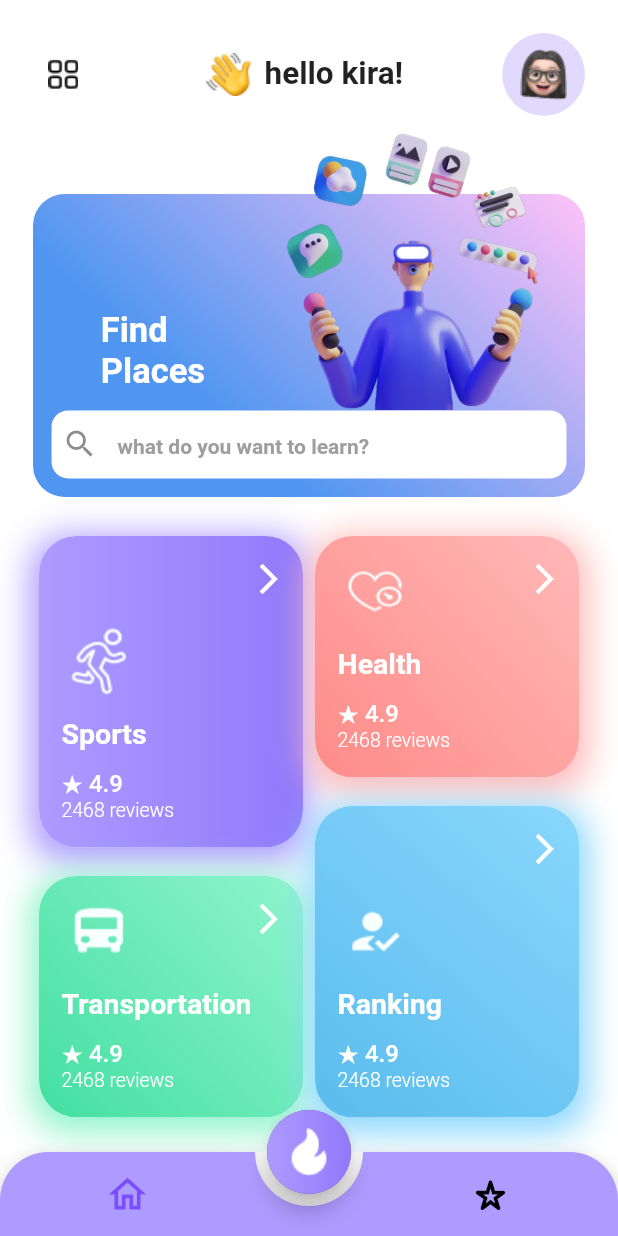
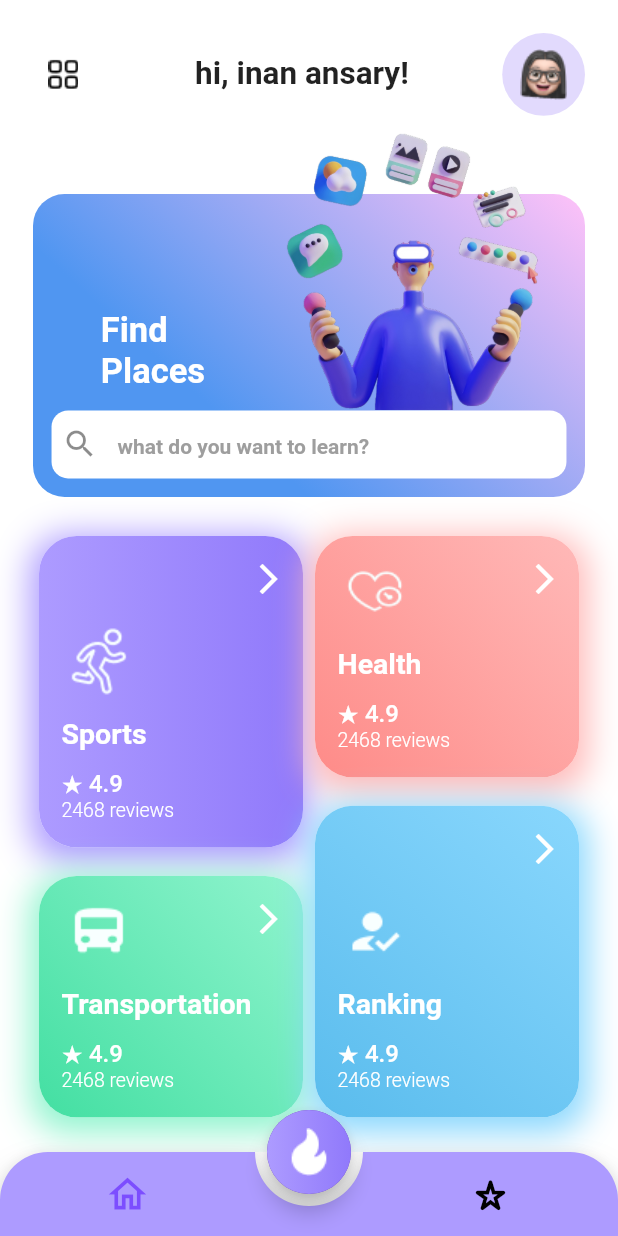
Before and after one commit to anas3a/shoishob, a Flutter app: the Home screen opened by its route, on a phone screen of 412 x 824 dp. Run offline on Flutter 3.47's test engine with Material 2 defaults, Android fonts, the phone set to English and light mode, and no system bars; drawn by our look-alikes of animated_bottom_navigation_bar; our stand-ins replace animated_text_kit, flutter_svg.

Commit message:
names updated.

```diff
--- a/lib/Screens/health_page.dart
+++ b/lib/Screens/health_page.dart
@@ -63,7 +63,7 @@ class _HealthPageState extends State<HealthPage> {
                 const Padding(
                   padding: EdgeInsets.symmetric(vertical: 11.0),
                   child: Text(
-                    'Good morning,\nKira!',
+                    'Good morning,\nanas!',
                     style: TextStyle(fontSize: 29, fontWeight: FontWeight.bold),
                   ),
                 ),
--- a/lib/Screens/home.dart
+++ b/lib/Screens/home.dart
@@ -87,37 +87,23 @@ class _HomeState extends State<Home> with TickerProviderStateMixin {
                         height: (size.width - 44) * .11,
                       ),
                       SizedBox(
-                        width: (size.width - 44) * .11,
+                        width: (size.width - 44) * .09,
                       ),
                       SizedBox(
                         width: !isOrientationLandscape()
-                            ? (size.width - 44) * .52
-                            : (size.height - 44) * .52,
-                        child: Center(
-                          child: Row(
-                            crossAxisAlignment: CrossAxisAlignment.center,
-                            mainAxisAlignment: MainAxisAlignment.center,
-                            children: [
-                              Image.asset(
-                                'assets/images/wavingHand.png',
-                                width: !isOrientationLandscape()
-                                    ? (size.width - 44) * .13
-                                    : (size.height - 44) * .13,
-                                height: !isOrientationLandscape()
-                                    ? (size.width - 44) * .13
-                                    : (size.height - 44) * .13,
-                              ),
-                              const Text(
-                                'hello kira!',
-                                style: TextStyle(
-                                    fontWeight: FontWeight.bold, fontSize: 21),
-                              ),
-                            ],
+                            ? (size.width - 44) * .56
+                            : (size.height - 44) * .56,
+                        child: const Center(
+                          child: Text(
+                            ' hi, inan ansary!',
+                            overflow: TextOverflow.clip,
+                            style: TextStyle(
+                                fontWeight: FontWeight.bold, fontSize: 21),
                           ),
                         ),
                       ),
                       SizedBox(
-                        width: (size.width - 44) * .11,
+                        width: (size.width - 44) * .09,
                       ),
                       Container(
                         width: !isOrientationLandscape()
--- a/lib/Screens/ranking_stats_page.dart
+++ b/lib/Screens/ranking_stats_page.dart
@@ -79,7 +79,7 @@ class _RankingStatsPageState extends State<RankingStatsPage> {
                                   : (size.height - 44) * .13,
                             ),
                             const Text(
-                              'hello kira!',
+                              'hello anas!',
                               style: TextStyle(
                                   fontWeight: FontWeight.bold, fontSize: 21),
                             ),
@@ -455,7 +455,7 @@ class _RankingStatsPageState extends State<RankingStatsPage> {
                                   padding: EdgeInsets.only(
                                       left: 15.0, bottom: 5, right: 15),
                                   child: Text(
-                                    'Anika Rahman',
+                                    'Anas Ansary',
                                     style: TextStyle(
                                         color: Colors.black,
                                         fontSize: 19,
@@ -551,7 +551,7 @@ class _RankingStatsPageState extends State<RankingStatsPage> {
                                   padding: EdgeInsets.only(
                                       left: 15.0, bottom: 5, right: 15),
                                   child: Text(
-                                    'Robert Ank',
+                                    'Shahriar inan',
                                     style: TextStyle(
                                         color: Colors.black,
                                         fontSize: 19,
```
